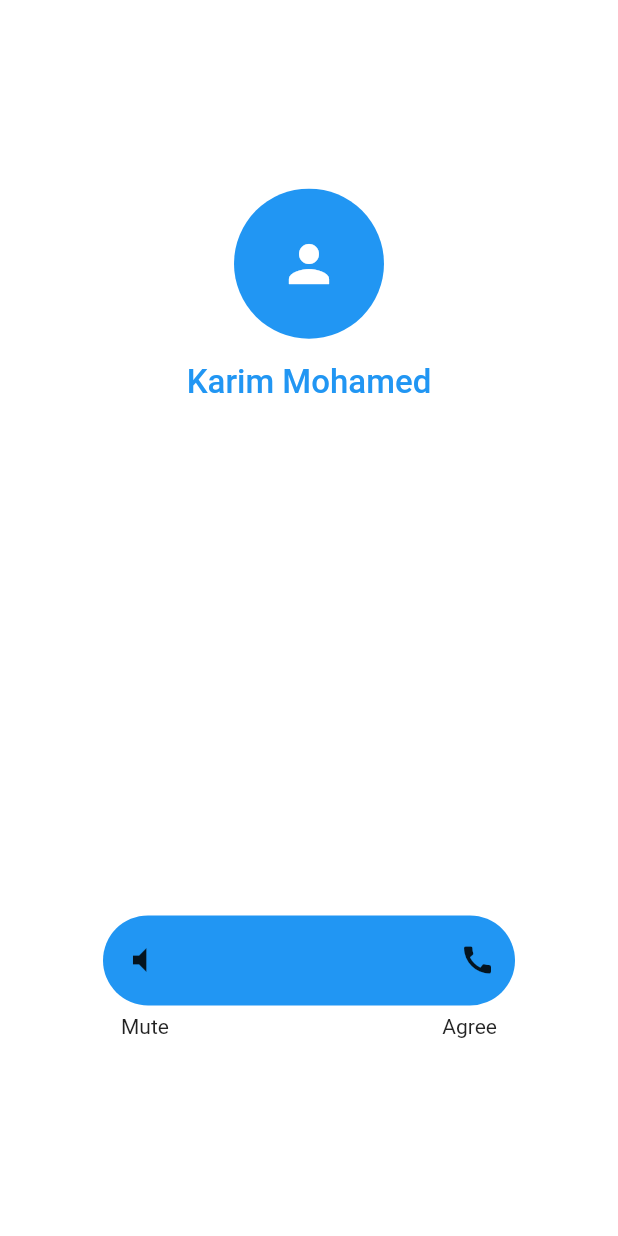
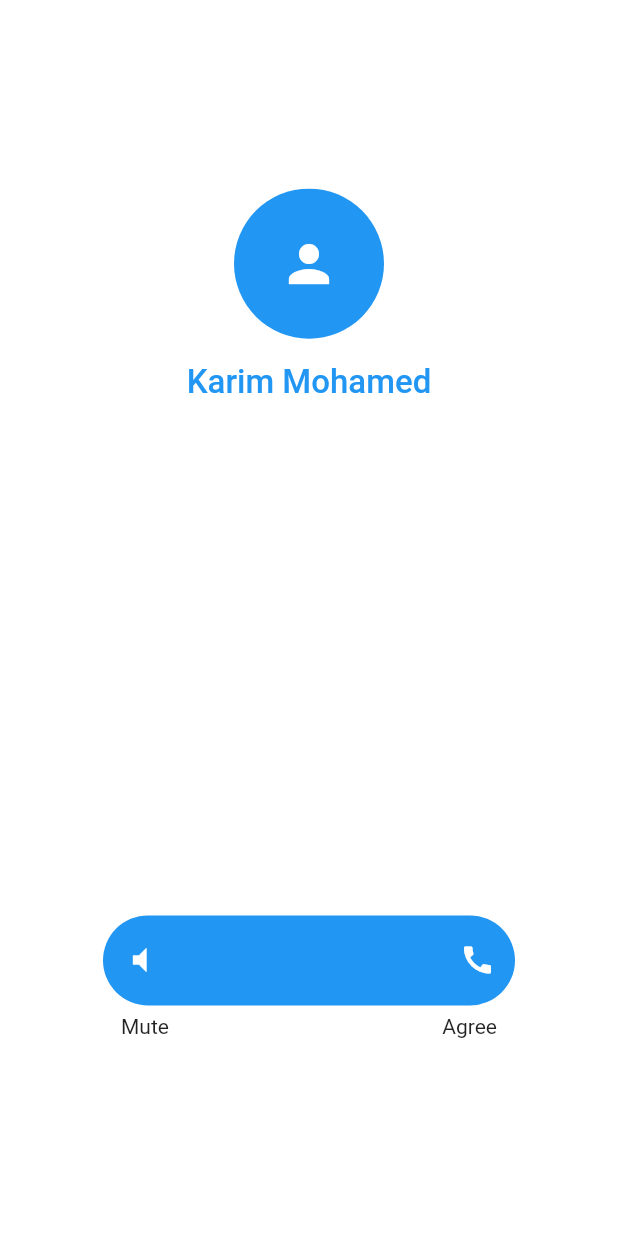
Before and after one commit to DPLYR-dev/InAppCallAlert, a Flutter app: the CallAlert screen opened directly, on a phone screen of 412 x 824 dp. Run offline on Flutter 3.47's test engine with Material 2 defaults, Android fonts, the phone set to English and light mode, and no system bars.

Commit message:
Update colors

```diff
--- a/lib/inappcallalert.dart
+++ b/lib/inappcallalert.dart
@@ -64,10 +64,13 @@ class CallAlert extends StatelessWidget {
                             Container(
                               child: Icon(
                                 Icons.volume_mute,
+                                color: Colors.white,
                               ),
                             ),
                             Container(
-                              child: Icon(Icons.call),
+                              child: Icon(Icons.call,
+                              color: Colors.white,),
+
                             ),
                           ],
                         ),
```
